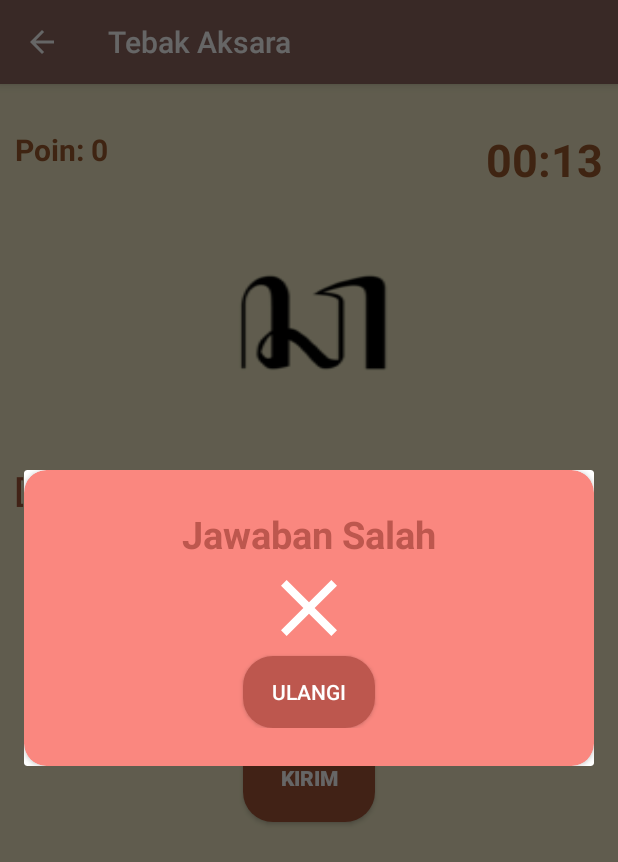
After one commit to zhahirasalma/Raden-Aksara, an Android app: the fragment AlertDialogueFragment placed in its activity, on a phone screen of 412 x 824 dp. The commit adds this screen. Shown: the top 862 px of the screen. Run offline under Robolectric (Android 15) with nearby library versions, the phone set to English and light mode, and no system bars; pictures from the network do not load; 2 statements that could not run were skipped.

Commit message:
plus countdown

```diff
--- a/app/src/main/AndroidManifest.xml
+++ b/app/src/main/AndroidManifest.xml
@@ -24,7 +24,7 @@
             android:parentActivityName=".ProfilActivity" />
         <activity
             android:name=".ProfilActivity"
-            android:label="Profil"
+            android:label="Cek Poin"
             android:parentActivityName=".MenuActivity" />
         <activity
             android:name=".TerjemahAksActivity"
--- /dev/null
+++ b/app/src/main/java/com/example/radenaksara/AlertDialogueFragment.java
@@ -0,0 +1,61 @@
+package com.example.radenaksara;
+
+import android.content.Context;
+import android.net.Uri;
+import android.os.Bundle;
+
+import androidx.annotation.Nullable;
+import androidx.fragment.app.DialogFragment;
+import androidx.fragment.app.Fragment;
+
+import android.view.LayoutInflater;
+import android.view.View;
+import android.view.ViewGroup;
+import android.view.WindowManager;
+import android.widget.Button;
+import android.widget.TextView;
+
+
+public class AlertDialogueFragment extends DialogFragment{
+    public Button mButton;
+    public AlertDialogueFragment() {
+
+    }
+
+    public static AlertDialogueFragment newInstance(String title) {
+        AlertDialogueFragment frag = new AlertDialogueFragment();
+        Bundle args = new Bundle();
+        args.putString("title", title);
+        frag.setArguments(args);
+        return frag;
+    }
+
+    @Override
+    public View onCreateView(LayoutInflater inflater, ViewGroup container, Bundle savedInstanceState) {
+        View view=inflater.inflate(R.layout.popup_salah, container);
+        return view;
+    }
+
+    @Override
+    public void onViewCreated(View view, @Nullable Bundle savedInstanceState) {
+        super.onViewCreated(view, savedInstanceState);
+        // Baca view yang dibuat di XML
+        mButton = (Button) view.findViewById(R.id.btn_return);
+        mButton.setOnClickListener(new View.OnClickListener() {
+            @Override
+            public void onClick(View v) {
+                dismiss();
+            }
+        });
+        // Ambil argument dari bundle (yang ada di newInstance) lalu mengatur title dari Dialog
+        // yang ditampilkan dengan data di dalam bundle
+        String title = getArguments().getString("title", "Enter Name");
+        getDialog().setTitle(title);
+        // Show soft keyboard automatically and request focus to field
+        mButton.requestFocus();
+        getDialog().getWindow().setSoftInputMode(
+                WindowManager.LayoutParams.SOFT_INPUT_STATE_VISIBLE);
+    }
+
+
+}
--- a/app/src/main/java/com/example/radenaksara/MenuActivity.java
+++ b/app/src/main/java/com/example/radenaksara/MenuActivity.java
@@ -56,7 +56,7 @@ public class MenuActivity extends AppCompatActivity {
             }
         });
 
-        image_toProfil=findViewById(R.id.image_logo);
+        image_toProfil=findViewById(R.id.iv_poin);
         image_toProfil.setOnClickListener(new View.OnClickListener() {
             @Override
             public void onClick(View v) {
--- a/app/src/main/java/com/example/radenaksara/TebakActivity.java
+++ b/app/src/main/java/com/example/radenaksara/TebakActivity.java
@@ -1,83 +1,154 @@
 package com.example.radenaksara;
 
 import androidx.appcompat.app.AppCompatActivity;
+import androidx.fragment.app.FragmentManager;
 
 import android.app.AlertDialog;
 import android.content.DialogInterface;
 import android.content.Intent;
+import android.content.SharedPreferences;
+import android.content.res.ColorStateList;
+import android.graphics.Color;
 import android.os.Bundle;
+import android.os.CountDownTimer;
+import android.preference.PreferenceManager;
+import android.util.Log;
 import android.view.View;
 import android.widget.ImageView;
 import android.widget.RadioButton;
+import android.widget.RadioGroup;
+import android.widget.TextView;
 import android.widget.Toast;
 
 import com.bumptech.glide.Glide;
 
+import java.util.ArrayList;
+import java.util.Locale;
+
 public class TebakActivity extends AppCompatActivity {
+    private static final long COUNTDOWN_IN_MILLIS=15000;
+
+    private TextView totalPoin;
+    private TextView poin_countdown;
     private ImageView soal1;
+    private TextView descSoal;
+    private RadioButton sr1;
+    RadioGroup sradioGroup;
+    RadioButton radioButton;
+    ArrayList<Integer> gambar;
+    ArrayList<String> soal;
+    String[][] jawaban={{"Ra","Ha","Ca", "La"}, {"Na","Ma","Ga","Ya"} };
+    Long poin;
+
+    private ColorStateList textColorDefaultCd;
+
+    private CountDownTimer countDownTimer;
+    private long timeLeftInMillis;
 
     @Override
     protected void onCreate(Bundle savedInstanceState) {
         super.onCreate(savedInstanceState);
         setContentView(R.layout.activity_tebak);
 
+        totalPoin=findViewById(R.id.poin_count);
+        poin_countdown=findViewById(R.id.countdown);
+
+        textColorDefaultCd=poin_countdown.getTextColors();
+        timeLeftInMillis=COUNTDOWN_IN_MILLIS;
+        startCountDown();
+
+        gambar=new ArrayList<>();
+        gambar.add(R.drawable.tebak_ca);
+        gambar.add(R.drawable.ya);
+
+        soal=new ArrayList<>();
+        soal.add("1. Aksara diatas adalah..");
+
+
         soal1=findViewById(R.id.iv_ca);
-        Glide.with(this).load(R.drawable.tebak_ca).into(soal1);
+        Glide.with(this).load(gambar.get(0)).into(soal1);
+
+        descSoal=findViewById(R.id.tv2);
+        descSoal.setText(String.valueOf(soal));
+
+        sr1=findViewById(R.id.r1);
+        sr1.setText(""+jawaban[0][0]);
+
+        SharedPreferences preferences=PreferenceManager.getDefaultSharedPreferences(this);
+        Long poin=preferences.getLong("Poin", 0 );
+
+    }
+
+    private void startCountDown(){
+        countDownTimer=new CountDownTimer(timeLeftInMillis, 1000) {
+            @Override
+            public void onTick(long millisUntilFinished) {
+                timeLeftInMillis=millisUntilFinished;
+                updateCountDownText();
+            }
+
+            @Override
+            public void onFinish() {
+                timeLeftInMillis=0;
+                updateCountDownText();
+
+            }
+        }.start();
+    }
+
+    private void updateCountDownText(){
+        int minutes=(int)(timeLeftInMillis/1000) / 60;
+        int seconds=(int)(timeLeftInMillis / 1000) % 60;
+
+        String timeFormatted=String.format(Locale.getDefault(), "%02d:%02d", minutes, seconds);
+
+        poin_countdown.setText(timeFormatted);
+
+        if(timeLeftInMillis < 10000){
+            poin_countdown.setTextColor(Color.RED);
+        }else{
+            poin_countdown.setTextColor(textColorDefaultCd);
+        }
     }
 
 
     public void showKirim(View view) {
-        AlertDialog.Builder myAlertBuilder=new
-                AlertDialog.Builder(TebakActivity. this);
-        myAlertBuilder.setTitle("Benar");
-        myAlertBuilder.setMessage("Poin: 100");
-        myAlertBuilder.setPositiveButton("Selanjutnya",
-                new DialogInterface.OnClickListener() {
-                    @Override
-                    public void onClick(DialogInterface dialogInterface, int i) {
-                        Toast.makeText(TebakActivity.this, "Soal Selanjutnya", Toast.LENGTH_SHORT).show();
-                        Intent intent=new Intent(TebakActivity.this, Tebak2Activity.class);
-                        startActivity(intent);
-                    }
+        sradioGroup=(RadioGroup)findViewById(R.id.radioGroup);
+        int checked=sradioGroup.getCheckedRadioButtonId();
+        radioButton =findViewById(checked);
+        String selectedtext=(String)radioButton.getText();
 
-                });
+        if (selectedtext.equals(jawaban[0][2])){
 
-        myAlertBuilder.setNegativeButton("Ulangi",
-                new DialogInterface.OnClickListener() {
-                    @Override
-                    public void onClick(DialogInterface dialogInterface, int i) {
-                        Toast.makeText(TebakActivity.this, "Ulangi Soal", Toast.LENGTH_SHORT).show();
-                        Intent intent=new Intent(TebakActivity.this, TebakActivity.class);
-                        startActivity(intent);
-                    }
-                });
-        myAlertBuilder.show();
-    }
+            Intent intent=new Intent(this, Tebak2Activity.class);
+            startActivity(intent);
 
-    public void onRadioButtonClicked(View view) {
-        boolean checked = ((RadioButton) view).isChecked();
-        switch (view.getId()) {
-
-            case R.id.r1:
-                if (checked)
-                    Toast.makeText(this, "Ra", Toast.LENGTH_SHORT).show();
-                break;
-
-            case R.id.r2:
-                if (checked)
-                    Toast.makeText(this, "Ha", Toast.LENGTH_SHORT).show();
-                break;
-
-            case R.id.r3:
-                if (checked)
-                    Toast.makeText(this, "Ca", Toast.LENGTH_SHORT).show();
-                break;
-
-            case R.id.r4:
-                if (checked)
-                    Toast.makeText(this, "La", Toast.LENGTH_SHORT).show();
-                break;
+        }else{
+            showEditDialog();
         }
     }
 
+    private void showEditDialog() {
+        FragmentManager fm = getSupportFragmentManager();
+        AlertDialogueFragment alertDialogueFragment = AlertDialogueFragment.newInstance("Some Title");
+        alertDialogueFragment.show(fm, "fragment_edit_name");
+    }
+
+    private void storePoin(){
+        SharedPreferences preferences= PreferenceManager.getDefaultSharedPreferences(this);
+        SharedPreferences.Editor editor=preferences.edit();
+        editor.putLong("Poin", poin);
+        editor.apply();
+    }
+
+    protected void onDestroy(){
+        super.onDestroy();
+        if(countDownTimer!=null){
+            showEditDialog();
+            countDownTimer.cancel();
+        }
+    }
+
+
+
 }
--- /dev/null
+++ b/app/src/main/res/drawable/button_salah.xml
@@ -0,0 +1,8 @@
+<?xml version="1.0" encoding="utf-8"?>
+<shape xmlns:android="http://schemas.android.com/apk/res/android"
+    android:shape="rectangle">
+
+    <solid android:color="#bd574e"/>
+
+    <corners android:radius="20dp"/>
+</shape>
--- /dev/null
+++ b/app/src/main/res/drawable/ic_close_black_24dp.xml
@@ -0,0 +1,6 @@
+<vector
+    android:height="64dp" android:tint="#ffffff"
+    android:viewportHeight="24.0" android:viewportWidth="24.0"
+    android:width="64dp" xmlns:android="http://schemas.android.com/apk/res/android">
+    <path android:fillColor="#FF000000" android:pathData="M19,6.41L17.59,5 12,10.59 6.41,5 5,6.41 10.59,12 5,17.59 6.41,19 12,13.41 17.59,19 19,17.59 13.41,12z"/>
+</vector>
--- a/app/src/main/res/layout/activity_tebak.xml
+++ b/app/src/main/res/layout/activity_tebak.xml
@@ -10,13 +10,26 @@
     <TextView
         android:layout_height="wrap_content"
         android:layout_width="wrap_content"
-        android:textSize="20dp"
+        android:textSize="20sp"
         android:textStyle="bold"
         android:textColor="#9f5b2e"
-        android:text="Tebak Aksara"
+        android:text="Poin: 0"
         android:layout_marginTop="30dp"
         android:layout_marginLeft="10dp"
-        android:id="@+id/tv1"/>
+        android:id="@+id/poin_count"/>
+
+    <TextView
+        android:id="@+id/countdown"
+        android:layout_width="wrap_content"
+        android:layout_height="wrap_content"
+        android:textSize="30sp"
+        android:text="00:15"
+        android:textStyle="bold"
+        android:textColor="#9f5b2e"
+        android:layout_alignParentEnd="true"
+        android:layout_marginTop="30sp"
+        android:layout_marginRight="10dp"
+        />
 
     <ImageView
         android:padding="3dp"
@@ -24,7 +37,7 @@
         android:layout_width="260dp"
         android:id="@+id/iv_ca"
         android:scaleType="fitXY"
-        android:layout_below="@id/tv1"
+        android:layout_below="@id/poin_count"
         android:src="@drawable/tebak_ca"
         android:layout_centerHorizontal="true"/>
 
@@ -56,7 +69,6 @@
             android:textColor="#a35638"
             android:text="Ra"
             android:id="@+id/r1"
-            android:onClick="onRadioButtonClicked"
             android:checked="true"/>
 
         <RadioButton
@@ -66,8 +78,7 @@
             android:textStyle="bold"
             android:textColor="#a35638"
             android:text="Ha"
-            android:id="@+id/r2"
-            android:onClick="onRadioButtonClicked"/>
+            android:id="@+id/r2"/>
 
         <RadioButton
             android:layout_height="wrap_content"
@@ -76,8 +87,7 @@
             android:textStyle="bold"
             android:textColor="#a35638"
             android:text="Ca"
-            android:id="@+id/r3"
-            android:onClick="onRadioButtonClicked"/>
+            android:id="@+id/r3"/>
 
         <RadioButton
             android:layout_height="wrap_content"
@@ -86,8 +96,7 @@
             android:textStyle="bold"
             android:textColor="#a35638"
             android:text="La"
-            android:id="@+id/r4"
-            android:onClick="onRadioButtonClicked"/>
+            android:id="@+id/r4" />
 
     </RadioGroup>
 
@@ -100,9 +109,9 @@
         android:textColor="#ffffff"
         android:text="Kirim"
         android:id="@+id/button1"
+        android:onClick="showKirim"
         android:layout_centerHorizontal="true"
         android:layout_below="@+id/radioGroup"
-        android:onClick="showKirim"
         android:layout_marginBottom="10dp"/>
 
 
--- a/app/src/main/res/layout/activity_tebak2.xml
+++ b/app/src/main/res/layout/activity_tebak2.xml
@@ -14,7 +14,7 @@
         android:textSize="20dp"
         android:textStyle="bold"
         android:textColor="#9f5b2e"
-        android:text="Tebak Aksara"
+        android:text="Poin: x"
         android:layout_marginLeft="10dp"
         android:layout_marginTop="30dp"
         android:id="@+id/tv1"/>
--- /dev/null
+++ b/app/src/main/res/layout/popup_salah.xml
@@ -0,0 +1,60 @@
+<?xml version="1.0" encoding="utf-8"?>
+<RelativeLayout xmlns:android="http://schemas.android.com/apk/res/android"
+    xmlns:app="http://schemas.android.com/apk/res-auto"
+    android:orientation="vertical"
+    android:layout_width="match_parent"
+    android:layout_height="match_parent"
+    android:layout_marginLeft="5dp"
+    android:layout_marginRight="5dp"
+    android:gravity="center">
+
+    <androidx.cardview.widget.CardView
+        android:layout_width="match_parent"
+        android:layout_height="wrap_content"
+        app:cardCornerRadius="15dp"
+        app:cardBackgroundColor="@color/merah"
+        android:layout_alignParentTop="true"
+        android:layout_alignParentLeft="true"
+        android:layout_alignParentStart="true">
+
+        <LinearLayout
+            android:layout_width="match_parent"
+            android:layout_height="wrap_content"
+            android:orientation="vertical">
+            <LinearLayout
+                android:layout_width="match_parent"
+                android:layout_height="wrap_content"
+                android:orientation="vertical"
+                android:layout_marginTop="25dp"
+                android:layout_marginBottom="25dp">
+                <TextView
+                    android:layout_width="match_parent"
+                    android:layout_height="wrap_content"
+                    android:layout_marginLeft="20dp"
+                    android:layout_marginRight="20dp"
+                    android:textAlignment="center"
+                    android:textStyle="bold"
+                    android:textSize="25dp"
+                    android:text="Jawaban Salah"
+                    android:textColor="#bd574e"/>
+                <ImageView
+                    android:layout_width="match_parent"
+                    android:layout_height="wrap_content"
+                    android:src="@drawable/ic_close_black_24dp"/>
+                <Button
+                    android:id="@+id/btn_return"
+                    android:layout_width="wrap_content"
+                    android:layout_height="wrap_content"
+                    android:background="@drawable/button_salah"
+                    android:text="Ulangi"
+                    android:textColor="#ffffff"
+                    android:layout_gravity="center"
+                    android:onClick="showReturn"
+                    />
+
+            </LinearLayout>
+        </LinearLayout>
+
+    </androidx.cardview.widget.CardView>
+
+</RelativeLayout>
--- a/app/src/main/res/values/colors.xml
+++ b/app/src/main/res/values/colors.xml
@@ -4,4 +4,5 @@
     <color name="colorPrimaryDark">#00574B</color>
     <color name="colorAccent">#D81B60</color>
     <color name="coklat">#9f5b2e</color>
+    <color name="merah">#fa877f</color>
 </resources>
```
Also changed, not shown: app/src/main/java/com/example/radenaksara/ProfilActivity.java (+23 -23 lines), app/src/main/java/com/example/radenaksara/Question.java (added, +82 -0 lines), app/src/main/java/com/example/radenaksara/QuizContract.java (added, +18 -0 lines), app/src/main/res/layout/activity_materi.xml (+1 -13 lines), app/src/main/res/layout/activity_menu.xml (+21 -19 lines), app/src/main/res/layout/activity_profil.xml (+6 -65 lines), app/src/main/res/drawable-v24/koin.jpg (added).
